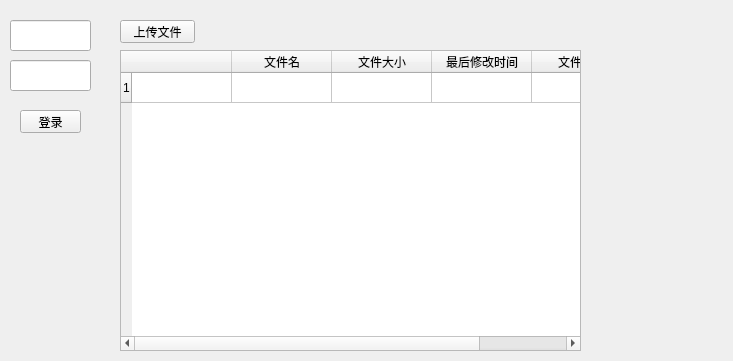
Before: the Qt Designer form QtWidgetsApplication/QtWidgetsClass.ui in lalala555/RenderBus, drawn with Qt 5.
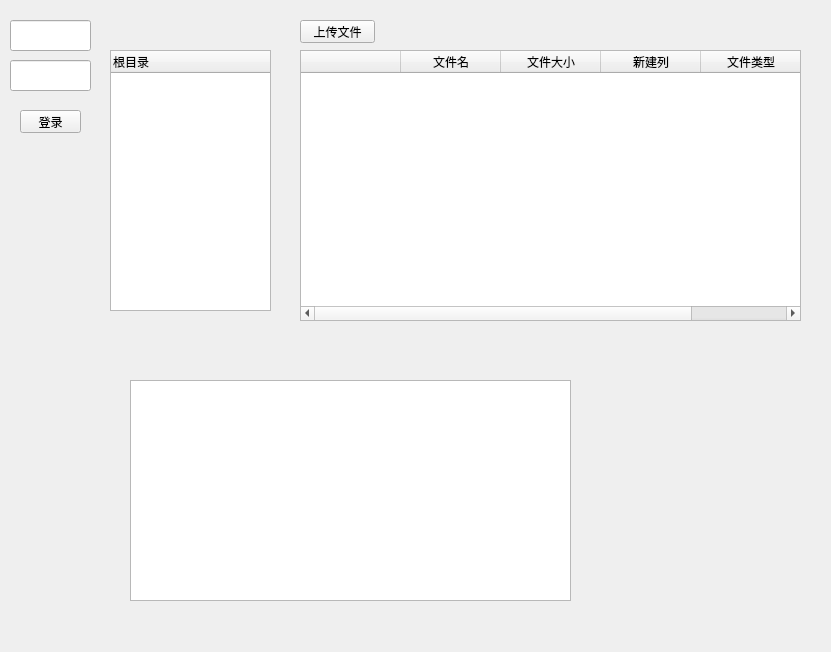
After: the same form once the commit is applied.

```diff
--- a/QtWidgetsApplication/QtWidgetsClass.ui
+++ b/QtWidgetsApplication/QtWidgetsClass.ui
@@ -6,8 +6,8 @@
    <rect>
     <x>0</x>
     <y>0</y>
-    <width>733</width>
-    <height>361</height>
+    <width>831</width>
+    <height>652</height>
    </rect>
   </property>
   <property name="windowTitle">
@@ -49,17 +49,12 @@
   <widget class="QTableWidget" name="tableWidget">
    <property name="geometry">
     <rect>
-     <x>120</x>
+     <x>300</x>
      <y>50</y>
-     <width>461</width>
-     <height>301</height>
+     <width>501</width>
+     <height>271</height>
     </rect>
    </property>
-   <row>
-    <property name="text">
-     <string>1</string>
-    </property>
-   </row>
    <column>
     <property name="text">
      <string/>
@@ -77,7 +72,7 @@
    </column>
    <column>
     <property name="text">
-     <string>最后修改时间</string>
+     <string>新建列</string>
     </property>
    </column>
    <column>
@@ -85,26 +80,11 @@
      <string>文件类型</string>
     </property>
    </column>
-   <item row="0" column="2">
-    <property name="text">
-     <string/>
-    </property>
-   </item>
-   <item row="0" column="3">
-    <property name="text">
-     <string/>
-    </property>
-   </item>
-   <item row="0" column="4">
-    <property name="text">
-     <string/>
-    </property>
-   </item>
   </widget>
   <widget class="QPushButton" name="pushButton">
    <property name="geometry">
     <rect>
-     <x>120</x>
+     <x>300</x>
      <y>20</y>
      <width>75</width>
      <height>23</height>
@@ -114,6 +94,31 @@
     <string>上传文件</string>
    </property>
   </widget>
+  <widget class="QTableView" name="tableView">
+   <property name="geometry">
+    <rect>
+     <x>130</x>
+     <y>380</y>
+     <width>441</width>
+     <height>221</height>
+    </rect>
+   </property>
+  </widget>
+  <widget class="QTreeWidget" name="treeWidget">
+   <property name="geometry">
+    <rect>
+     <x>110</x>
+     <y>50</y>
+     <width>161</width>
+     <height>261</height>
+    </rect>
+   </property>
+   <column>
+    <property name="text">
+     <string>根目录</string>
+    </property>
+   </column>
+  </widget>
  </widget>
  <layoutdefault spacing="6" margin="11"/>
  <resources/>
```
